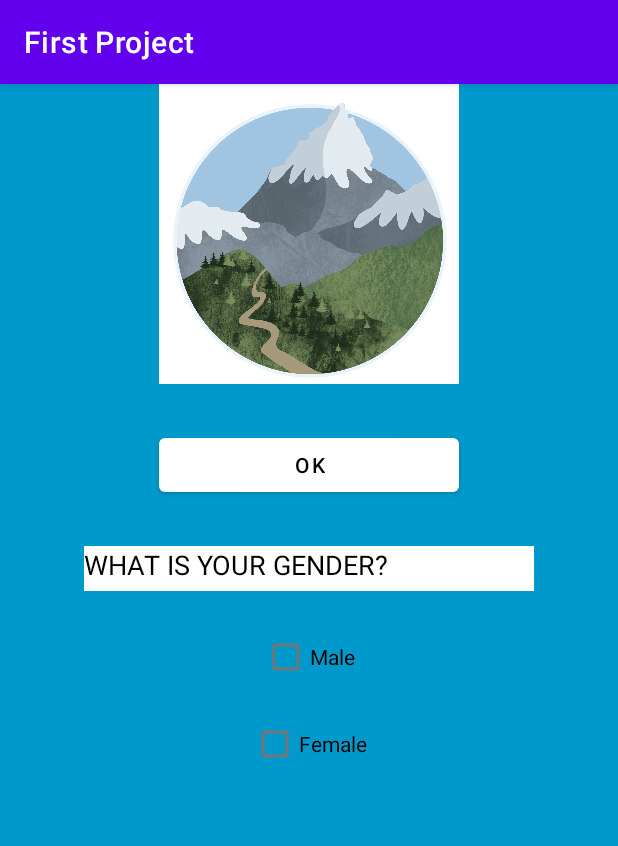
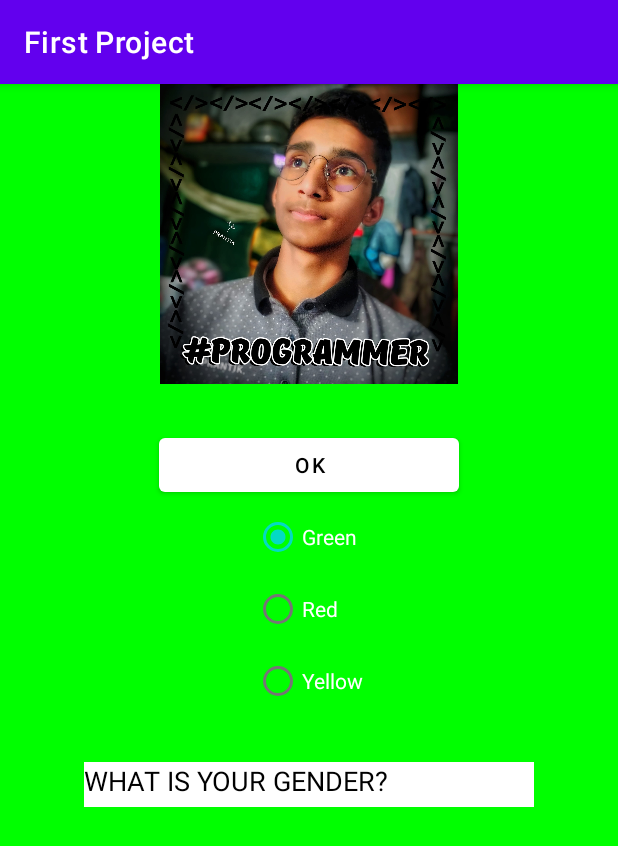
Before and after one commit to Prantik335/my-learning, an Android app: the screen it shows after launch (MainActivity), after a tap on "OK", on a phone screen of 412 x 824 dp. Shown: the top 846 px of the screen. Run offline under Robolectric (Android 15) with nearby library versions, the phone set to English and light mode, and no system bars.

Commit message:
radio button

```diff
--- a/android-studio/first-project/app/src/main/java/me/prantik/firstproject/MainActivity.java
+++ b/android-studio/first-project/app/src/main/java/me/prantik/firstproject/MainActivity.java
@@ -9,48 +9,47 @@ import android.widget.Button;
 import android.widget.CheckBox;
 import android.widget.EditText;
 import android.widget.ImageView;
+import android.widget.LinearLayout;
+import android.widget.RadioButton;
+import android.widget.RadioGroup;
 import android.widget.TextView;
 
 public class MainActivity extends AppCompatActivity {
 
+    LinearLayout layout;
     Button ok;
     TextView result;
     ImageView image;
-    CheckBox male;
-    CheckBox female;
+    RadioGroup radioGroup;
+    RadioButton green;
+    RadioButton red;
+    RadioButton yellow;
 
     @Override
     protected void onCreate(Bundle savedInstanceState) {
         super.onCreate(savedInstanceState);
         setContentView(R.layout.activity_main);
 
+        layout = findViewById(R.id.linear);
         ok = findViewById(R.id.buttonOk);
         result = findViewById(R.id.textViewResult);
         image = findViewById(R.id.imageView);
-        male = findViewById(R.id.checkBoxMale);
-        female = findViewById(R.id.checkBoxFemale);
 
-        male.setOnClickListener(view -> {
-            if (male.isChecked()) {
-                result.setText("Male");
-                female.setChecked(false);
-            } else {
-                result.setText("What is your gender?");
-            }
-        });
-        female.setOnClickListener(view -> {
-            if (female.isChecked()) {
-                result.setText("Female");
-                male.setChecked(false);
-            } else {
-                result.setText("What is your gender?");
-            }
-        });
+        radioGroup = findViewById(R.id.group);
+        green = findViewById(R.id.radioButtonGreen);
+        red = findViewById(R.id.radioButtonRed);
+        yellow = findViewById(R.id.radioButtonYellow);
 
         ok.setOnClickListener(new View.OnClickListener() {
             @Override
             public void onClick(View view) {
-                image.setImageResource(R.drawable.mountain);
+                if(green.isChecked()) {
+                    layout.setBackgroundColor(Color.GREEN);
+                } else if(red.isChecked()) {
+                    layout.setBackgroundColor(Color.RED);
+                } else if(yellow.isChecked()) {
+                    layout.setBackgroundColor(Color.YELLOW);
+                }
             }
         });
     }
--- a/android-studio/first-project/app/src/main/res/layout/activity_main.xml
+++ b/android-studio/first-project/app/src/main/res/layout/activity_main.xml
@@ -2,6 +2,7 @@
 <LinearLayout xmlns:android="http://schemas.android.com/apk/res/android"
     xmlns:app="http://schemas.android.com/apk/res-auto"
     xmlns:tools="http://schemas.android.com/tools"
+    android:id="@+id/linear"
     android:layout_width="match_parent"
     android:layout_height="match_parent"
     android:background="@android:color/holo_blue_dark"
@@ -25,6 +26,34 @@
         android:textColor="#000000"
         app:backgroundTint="#FFFFFF" />
 
+    <RadioGroup
+        android:id="@+id/group"
+        android:layout_width="wrap_content"
+        android:layout_height="wrap_content">
+
+        <RadioButton
+            android:id="@+id/radioButtonGreen"
+            android:layout_width="match_parent"
+            android:layout_height="wrap_content"
+            android:checked="true"
+            android:text="Green"
+            android:textColor="#FFFFFF" />
+
+        <RadioButton
+            android:id="@+id/radioButtonRed"
+            android:layout_width="match_parent"
+            android:layout_height="wrap_content"
+            android:text="Red"
+            android:textColor="#FFFFFF" />
+
+        <RadioButton
+            android:id="@+id/radioButtonYellow"
+            android:layout_width="match_parent"
+            android:layout_height="wrap_content"
+            android:text="Yellow"
+            android:textColor="#FFFFFF" />
+    </RadioGroup>
+
     <TextView
         android:id="@+id/textViewResult"
         android:layout_width="300dp"
@@ -37,20 +66,5 @@
         android:textColor="#000000"
         android:textSize="18sp" />
 
-    <CheckBox
-        android:id="@+id/checkBoxMale"
-        android:layout_width="wrap_content"
-        android:layout_height="wrap_content"
-        android:layout_marginTop="20dp"
-        android:text="Male" />
-
-    <CheckBox
-        android:id="@+id/checkBoxFemale"
-        android:layout_width="wrap_content"
-        android:layout_height="wrap_content"
-        android:layout_marginTop="10dp"
-        android:checked="false"
-        android:text="Female" />
-
 
 </LinearLayout>
```
